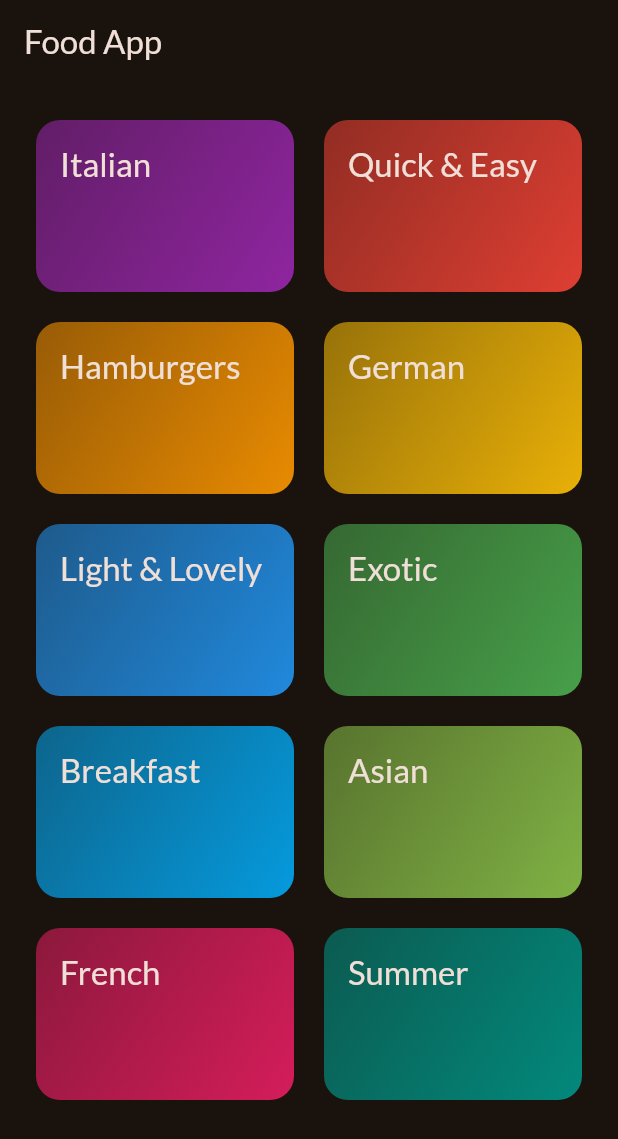
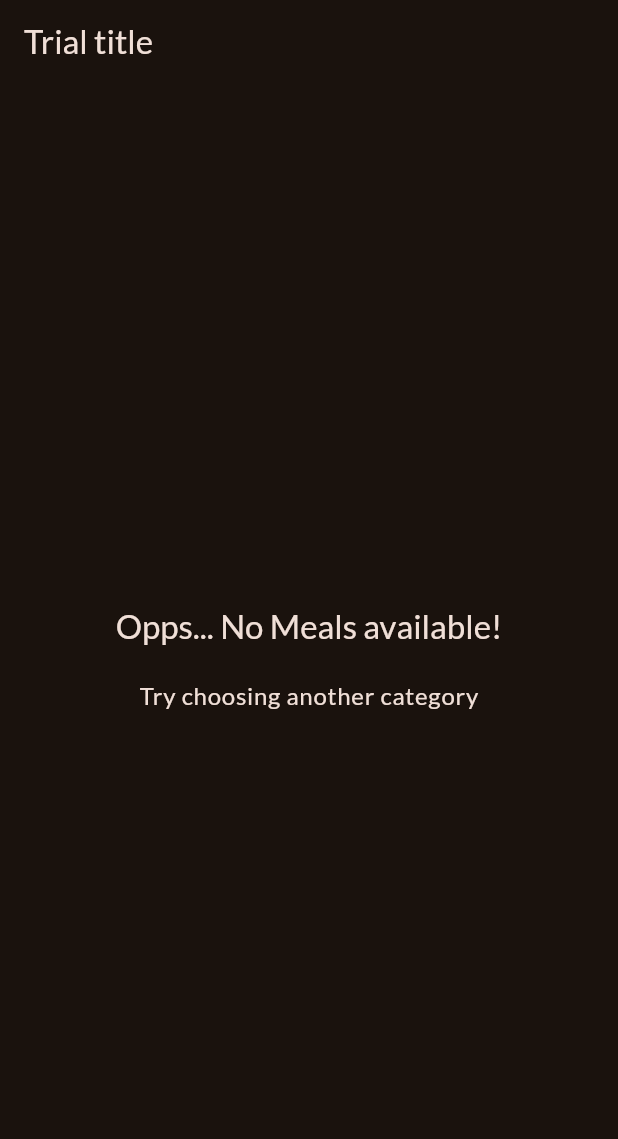
Before and after one commit to chiraag918/flutter_food_app, a Flutter app: the screen it shows after launch, on a phone screen of 412 x 824 dp. Shown: the top 1139 px of the screen. Run offline on Flutter 3.47's test engine with Material 2 defaults, Android fonts, the phone set to English and light mode, and no system bars; our stand-ins replace google_fonts.

Commit message:
Setup fallback on Meals screen

```diff
--- a/lib/main.dart
+++ b/lib/main.dart
@@ -1,5 +1,7 @@
 import 'package:flutter/material.dart';
+import 'package:flutter_food_app/data/dummy_data.dart';
 import 'package:flutter_food_app/screens/categories.dart';
+import 'package:flutter_food_app/screens/meals.dart';
 
 import 'package:google_fonts/google_fonts.dart';
 
@@ -23,7 +25,7 @@ class App extends StatelessWidget {
   Widget build(BuildContext context) {
     return MaterialApp(
       theme: theme,
-      home: const Categories(), // Todo ...,
+      home: const MealsScreen(title: "Trial title", meals: []), // Todo ...,
     );
   }
 }
--- a/lib/screens/categories.dart
+++ b/lib/screens/categories.dart
@@ -3,8 +3,8 @@ import 'package:flutter/material.dart';
 import 'package:flutter_food_app/data/dummy_data.dart';
 import 'package:flutter_food_app/widgets/category_item.dart';
 
-class Categories extends StatelessWidget {
-  const Categories({super.key});
+class CategoriesScreen extends StatelessWidget {
+  const CategoriesScreen({super.key});
 
   @override
   Widget build(BuildContext context) {
--- a/lib/screens/meals.dart
+++ b/lib/screens/meals.dart
@@ -2,14 +2,49 @@ import 'package:flutter/material.dart';
 
 import 'package:flutter_food_app/models/meal.dart';
 
-class Meals extends StatelessWidget {
-  const Meals({super.key, required this.title, required this.meals});
+class MealsScreen extends StatelessWidget {
+  const MealsScreen({super.key, required this.title, required this.meals});
 
   final String title;
   final List<Meal> meals;
 
   @override
   Widget build(BuildContext context) {
-    return Text("");
+    Widget content = Center(
+      child: Column(
+        mainAxisSize: MainAxisSize.min,
+        children: [
+          Text(
+            "Opps... No Meals available!",
+            style: Theme.of(context).textTheme.titleLarge!.copyWith(
+                  color: Theme.of(context).colorScheme.onBackground,
+                ),
+          ),
+          const SizedBox(
+            height: 20,
+          ),
+          Text(
+            "Try choosing another category",
+            style: Theme.of(context).textTheme.bodyLarge!.copyWith(
+                  color: Theme.of(context).colorScheme.onBackground,
+                ),
+          ),
+        ],
+      ),
+    );
+
+    if (meals.isNotEmpty) {
+      content = ListView.builder(
+        itemCount: meals.length,
+        itemBuilder: (context, index) => Text(meals[index].title),
+      );
+    }
+
+    return Scaffold(
+      appBar: AppBar(
+        title: Text(title),
+      ),
+      body: content,
+    );
   }
 }
```
